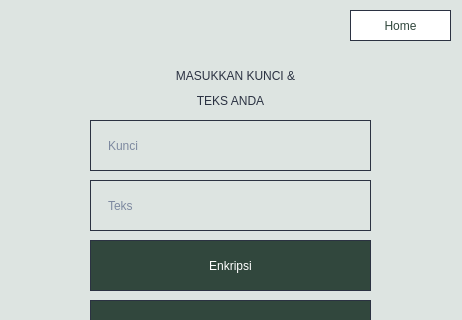
First picture: the form in haldua.ui, repository stellaribli/EncryptDecrypt, before the edit; both pictures show x 0 to 462 and y 0 to 320 of the 462 by 461 pixel window.
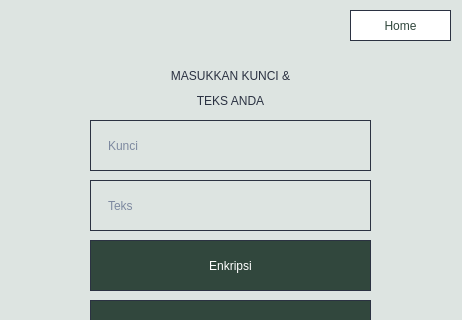
Second picture: the form after the edit.

Patch:
```diff
--- a/haldua.ui
+++ b/haldua.ui
@@ -21,9 +21,9 @@
   <widget class="QLabel" name="label">
    <property name="geometry">
     <rect>
-     <x>60</x>
+     <x>0</x>
      <y>60</y>
-     <width>351</width>
+     <width>461</width>
      <height>31</height>
     </rect>
    </property>
@@ -145,9 +145,9 @@
   <widget class="QLabel" name="label_2">
    <property name="geometry">
     <rect>
-     <x>90</x>
+     <x>0</x>
      <y>90</y>
-     <width>281</width>
+     <width>461</width>
      <height>21</height>
     </rect>
    </property>
```
